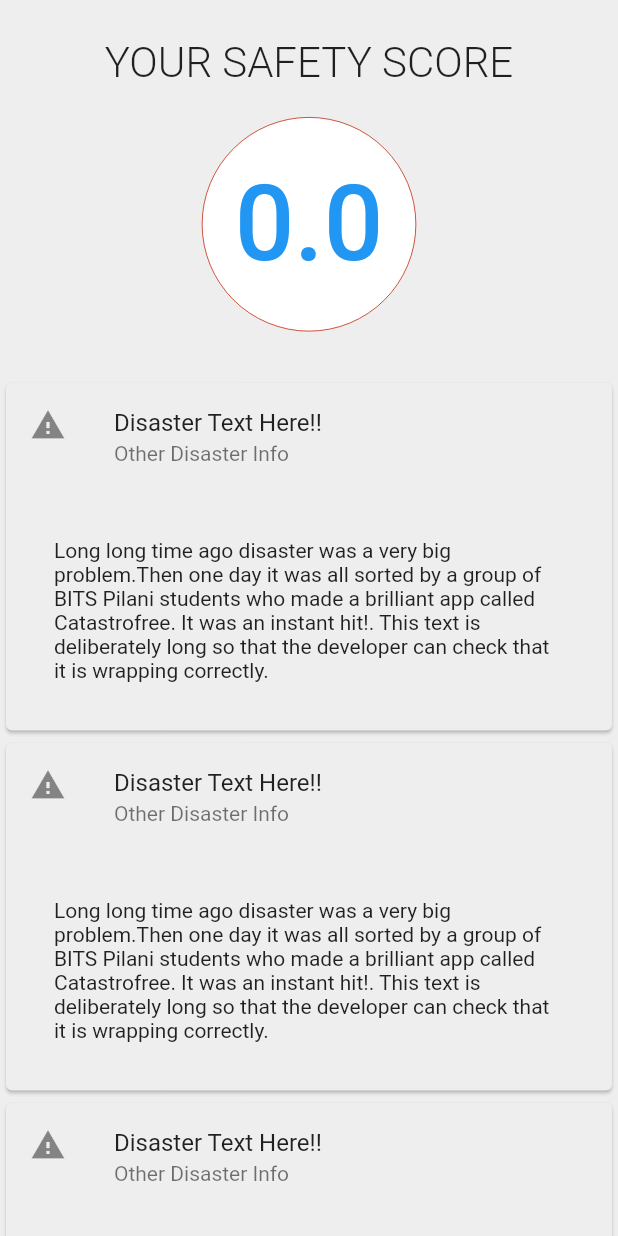
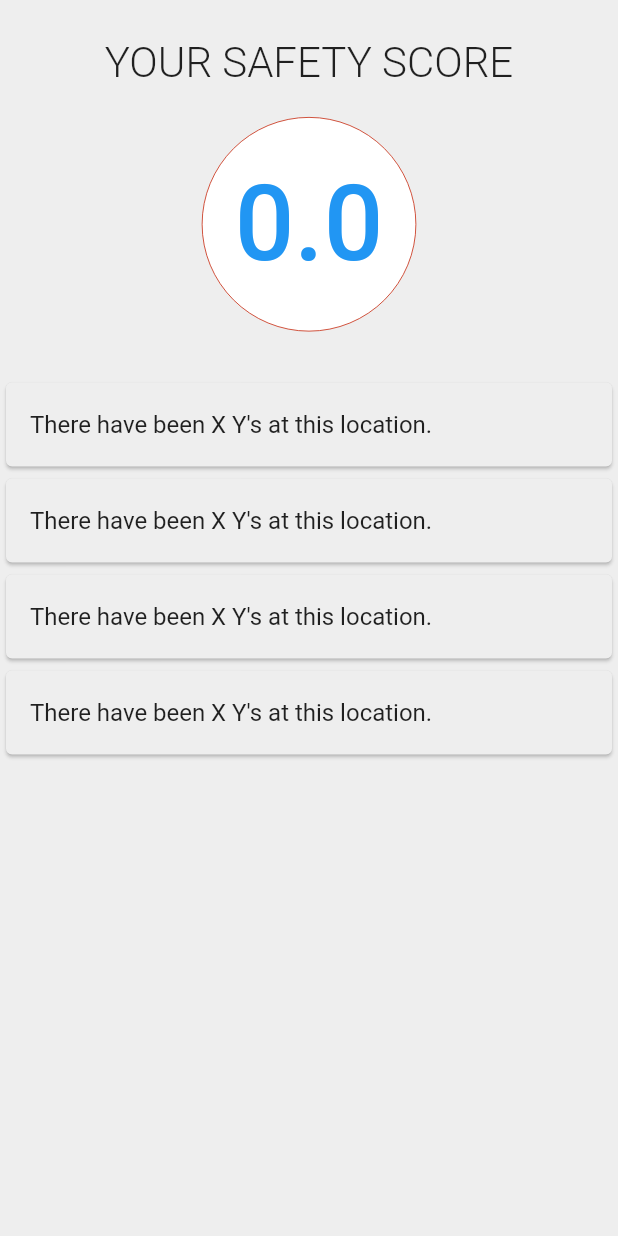
Before and after one commit to MananSoni42/CodeFunDo, a Flutter app: the ScoreCardsWidget widget shown alone on an empty page, opened directly, on a phone screen of 412 x 824 dp. Run offline on Flutter 3.47's test engine with Material 2 defaults, Android fonts, the light colour scheme and no system bars; our stand-ins replace firebase_auth, firebase_messaging, google_sign_in; missing offline and left inert: map_view; accounts and stored records are empty.

```diff
--- a/catastrofree_app/lib/donateScreen.dart
+++ b/catastrofree_app/lib/donateScreen.dart
@@ -158,7 +158,11 @@ class DonateWidget extends StatelessWidget {
     return Column(
       children: <Widget>[
         ListTile(
-            leading: Icon(Icons.assessment),
+            leading: Image(
+              image: AssetImage('assets/images/' + map["type"].toLowerCase() + '_symbol.png'),
+              width: 50.0,
+              height: 50.0,
+            ),
             title: Row(
               children: [
                 Expanded(child: Text(map['place'], style: TextStyle(fontSize: 16.0, fontWeight: FontWeight.bold))),
--- a/catastrofree_app/lib/scoreCards.dart
+++ b/catastrofree_app/lib/scoreCards.dart
@@ -5,28 +5,46 @@ import 'scoreWidget.dart';
 class ScoreCardsWidget extends StatelessWidget {
   List<Widget> getScoreCards() {
     List<Widget> cards = new List();
-    var cardsLength = 4;
-    for (var i = 0; i < cardsLength; i++) {
       cards.add(new Card(
           child: Column(
         mainAxisAlignment: MainAxisAlignment.center,
         crossAxisAlignment: CrossAxisAlignment.center,
         children: <Widget>[
           const ListTile(
-            leading: Icon(Icons.report_problem),
-            title: Text("Disaster Text Here!!"),
-            subtitle: Text("Other Disaster Info"),
+            title: Text("There have been X Y's at this location."),
           ),
-          Container(
-            padding: const EdgeInsets.all(32.0),
-            child: Text(
-              '''Long long time ago disaster was a very big problem.Then one day it was all sorted by a group of BITS Pilani students who made a brilliant app called Catastrofree. It was an instant hit!. This text is deliberately long so that the developer can check that it is wrapping correctly.''',
-              softWrap: true,
-            ),
-          )
         ],
       )));
-    }
+      cards.add(new Card(
+          child: Column(
+        mainAxisAlignment: MainAxisAlignment.center,
+        crossAxisAlignment: CrossAxisAlignment.center,
+        children: <Widget>[
+          const ListTile(
+            title: Text("There have been X Y's at this location."),
+          ),
+        ],
+      )));
+      cards.add(new Card(
+          child: Column(
+        mainAxisAlignment: MainAxisAlignment.center,
+        crossAxisAlignment: CrossAxisAlignment.center,
+        children: <Widget>[
+          const ListTile(
+            title: Text("There have been X Y's at this location."),
+          ),
+        ],
+      )));
+      cards.add(new Card(
+          child: Column(
+        mainAxisAlignment: MainAxisAlignment.center,
+        crossAxisAlignment: CrossAxisAlignment.center,
+        children: <Widget>[
+          const ListTile(
+            title: Text("There have been X Y's at this location."),
+          ),
+        ],
+      )));
     return cards;
   }
 
```
